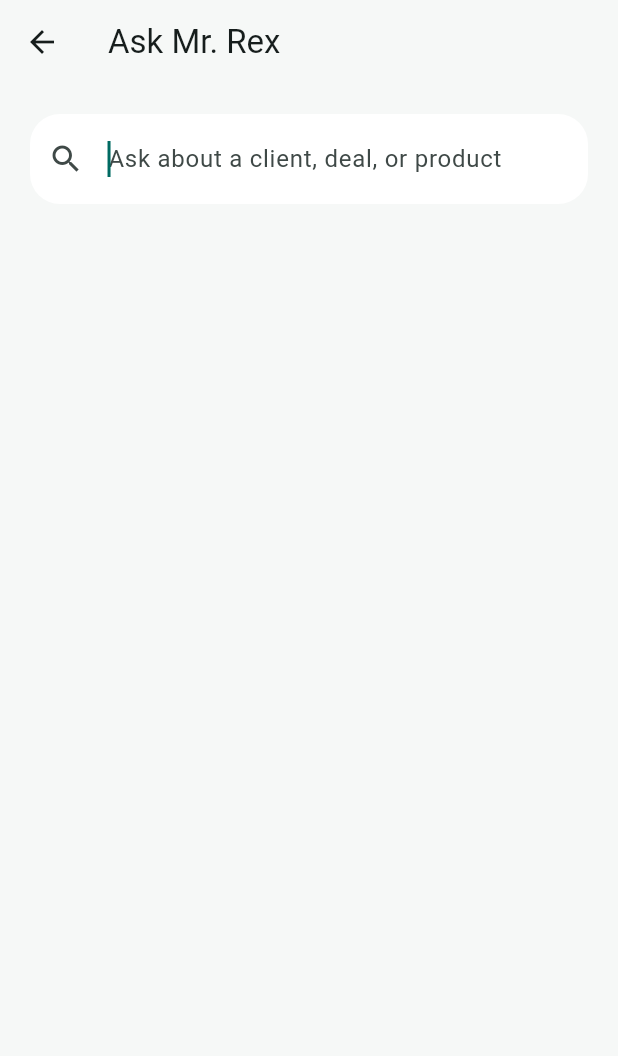
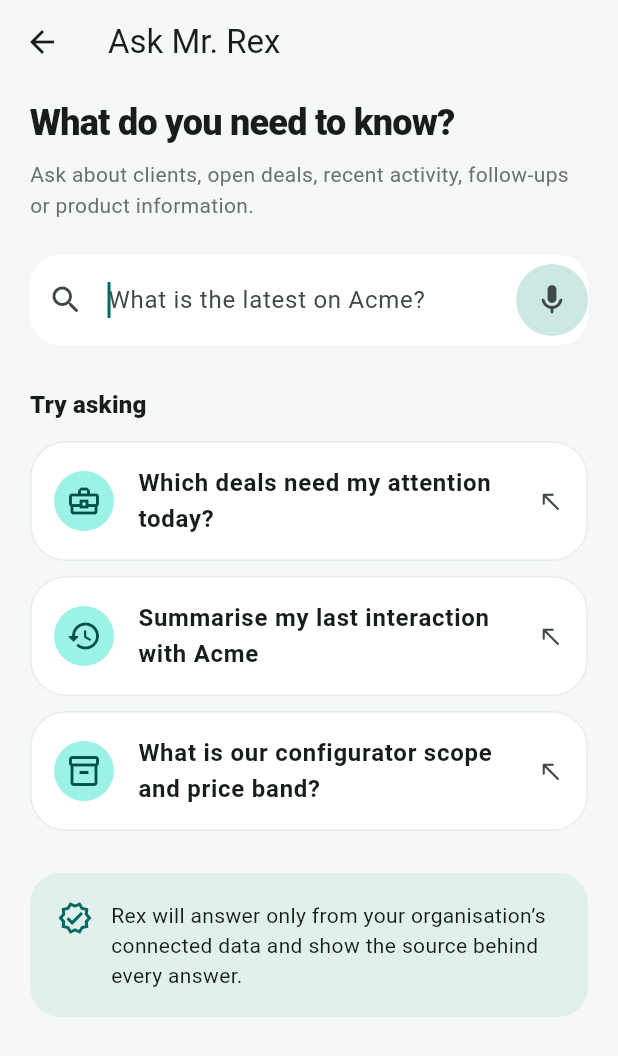
Before and after one commit to savinpadencherry/Focuschainlabs_mobile, a Flutter app: the LookupView screen opened directly, on a phone screen of 412 x 824 dp. Shown: the top 1056 px of the screen. Run offline on Flutter 3.47's test engine with Material 3 defaults, Android fonts, the phone set to English and light mode, and no system bars; our stand-ins replace bloc, equatable, flutter_bloc, get_it.

Commit message:
feat: redesign grounded lookup experience

```diff
--- a/lib/views/lookup/lookup_view.dart
+++ b/lib/views/lookup/lookup_view.dart
@@ -1,22 +1,139 @@
 import 'package:flutter/material.dart';
 
-class LookupView extends StatelessWidget {
+class LookupView extends StatefulWidget {
   const LookupView({super.key});
 
   @override
+  State<LookupView> createState() => _LookupViewState();
+}
+
+class _LookupViewState extends State<LookupView> {
+  final TextEditingController _controller = TextEditingController();
+
+  @override
+  void dispose() {
+    _controller.dispose();
+    super.dispose();
+  }
+
+  @override
   Widget build(BuildContext context) {
+    final ColorScheme colors = Theme.of(context).colorScheme;
+
     return Scaffold(
       appBar: AppBar(title: const Text('Ask Mr. Rex')),
-      body: const Padding(
-        padding: EdgeInsets.all(20),
-        child: TextField(
-          autofocus: true,
-          decoration: InputDecoration(
-            hintText: 'Ask about a client, deal, or product',
-            prefixIcon: Icon(Icons.search),
-          ),
+      body: SafeArea(
+        child: ListView(
+          padding: const EdgeInsets.fromLTRB(20, 10, 20, 32),
+          children: <Widget>[
+            Text(
+              'What do you need to know?',
+              style: Theme.of(context).textTheme.headlineSmall?.copyWith(
+                    fontWeight: FontWeight.w800,
+                    letterSpacing: -0.5,
+                  ),
+            ),
+            const SizedBox(height: 8),
+            const Text(
+              'Ask about clients, open deals, recent activity, follow-ups or product information.',
+              style: TextStyle(height: 1.5, color: Color(0xFF68716E)),
+            ),
+            const SizedBox(height: 22),
+            TextField(
+              controller: _controller,
+              autofocus: true,
+              textInputAction: TextInputAction.search,
+              decoration: InputDecoration(
+                hintText: 'What is the latest on Acme?',
+                prefixIcon: const Icon(Icons.search_rounded),
+                suffixIcon: IconButton.filledTonal(
+                  tooltip: 'Speak your question',
+                  onPressed: () {},
+                  icon: const Icon(Icons.mic_rounded),
+                ),
+              ),
+            ),
+            const SizedBox(height: 28),
+            Text(
+              'Try asking',
+              style: Theme.of(context).textTheme.titleMedium?.copyWith(
+                    fontWeight: FontWeight.w800,
+                  ),
+            ),
+            const SizedBox(height: 12),
+            _SuggestionCard(
+              icon: Icons.business_center_outlined,
+              text: 'Which deals need my attention today?',
+              onTap: () => _setQuestion('Which deals need my attention today?'),
+            ),
+            const SizedBox(height: 10),
+            _SuggestionCard(
+              icon: Icons.history_rounded,
+              text: 'Summarise my last interaction with Acme',
+              onTap: () => _setQuestion('Summarise my last interaction with Acme'),
+            ),
+            const SizedBox(height: 10),
+            _SuggestionCard(
+              icon: Icons.inventory_2_outlined,
+              text: 'What is our configurator scope and price band?',
+              onTap: () => _setQuestion(
+                'What is our configurator scope and price band?',
+              ),
+            ),
+            const SizedBox(height: 28),
+            Container(
+              padding: const EdgeInsets.all(18),
+              decoration: BoxDecoration(
+                color: colors.secondaryContainer.withOpacity(0.48),
+                borderRadius: BorderRadius.circular(20),
+              ),
+              child: Row(
+                crossAxisAlignment: CrossAxisAlignment.start,
+                children: <Widget>[
+                  Icon(Icons.verified_outlined, color: colors.primary),
+                  const SizedBox(width: 12),
+                  const Expanded(
+                    child: Text(
+                      'Rex will answer only from your organisation’s connected data and show the source behind every answer.',
+                      style: TextStyle(height: 1.45),
+                    ),
+                  ),
+                ],
+              ),
+            ),
+          ],
         ),
       ),
     );
   }
+
+  void _setQuestion(String value) {
+    _controller.text = value;
+    _controller.selection = TextSelection.collapsed(offset: value.length);
+  }
 }
+
+class _SuggestionCard extends StatelessWidget {
+  const _SuggestionCard({
+    required this.icon,
+    required this.text,
+    required this.onTap,
+  });
+
+  final IconData icon;
+  final String text;
+  final VoidCallback onTap;
+
+  @override
+  Widget build(BuildContext context) {
+    return Card(
+      child: ListTile(
+        contentPadding: const EdgeInsets.symmetric(horizontal: 16, vertical: 8),
+        leading: CircleAvatar(child: Icon(icon)),
+        title: Text(text, style: const TextStyle(fontWeight: FontWeight.w700)),
+        trailing: const Icon(Icons.north_west_rounded, size: 18),
+        onTap: onTap,
+      ),
+    );
+  }
+}
```
